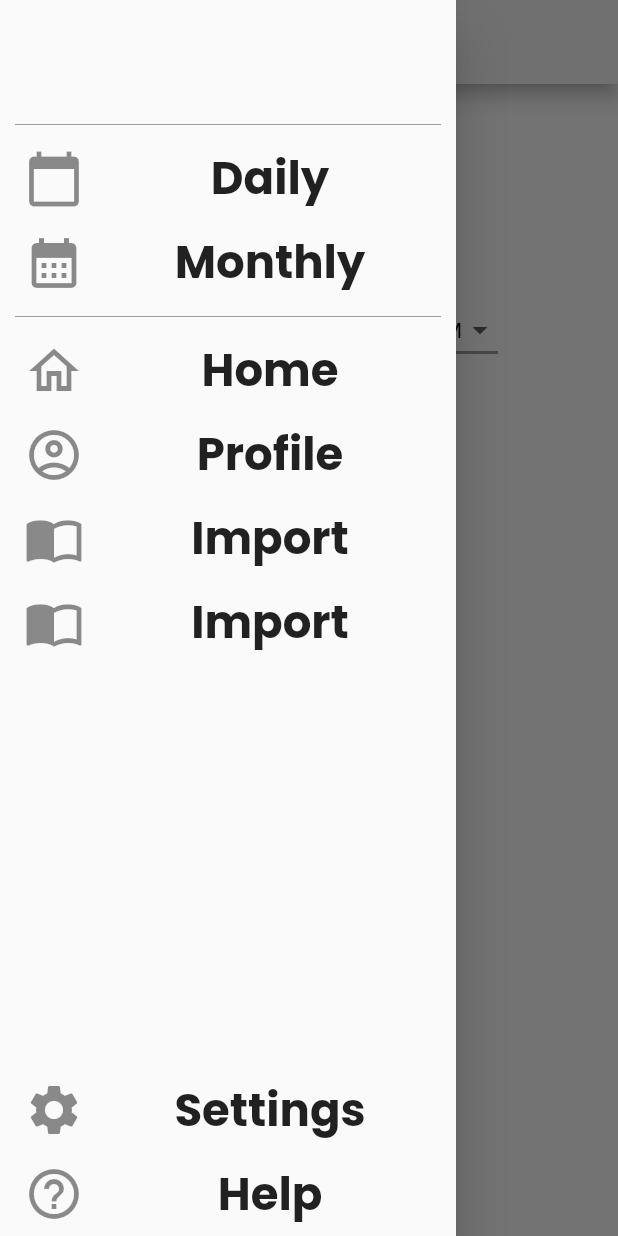
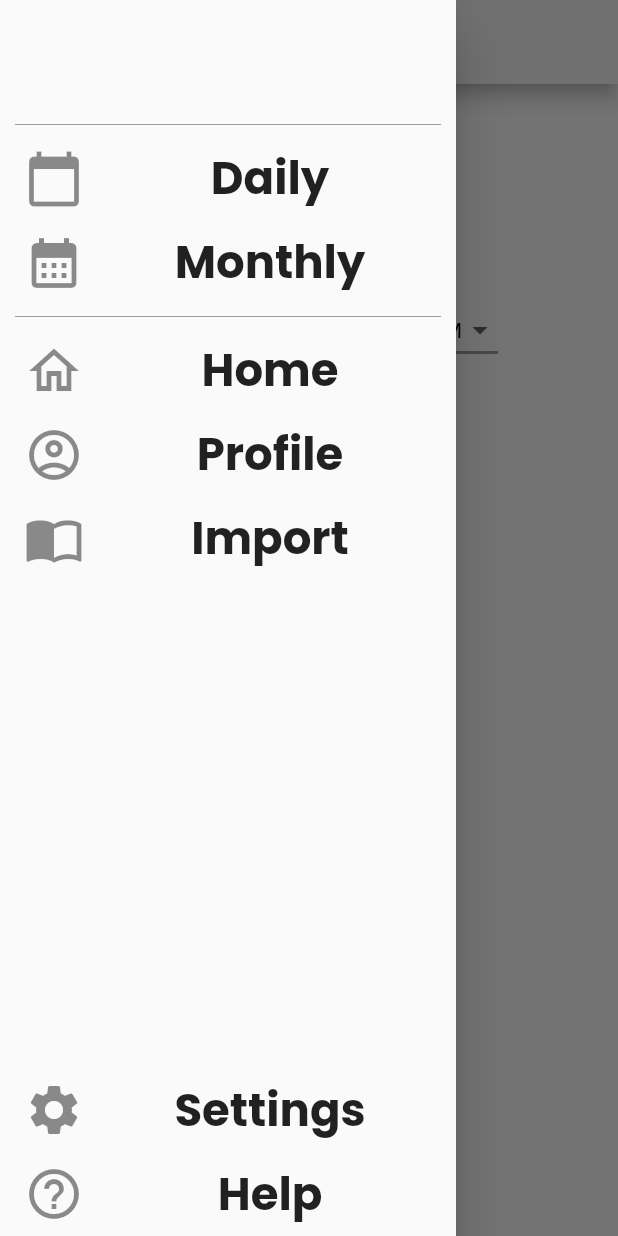
Before and after one commit to ucd-seniorDesign2324/Neuro-Nudge-Flutter-Project, a Flutter app: the SettingsPage screen opened directly, with the side drawer open, on a phone screen of 412 x 824 dp. Run offline on Flutter 3.47's test engine with Material 3 defaults, Android fonts, the phone set to English and light mode, and no system bars; our stand-ins replace firebase_core, gap, google_fonts, material_floating_search_bar_2, shared_preferences, syncfusion_flutter_calendar; accounts and stored records are empty.

Commit message:
Fix merge conflicts

```diff
--- a/lib/methods/drawer_menu.dart
+++ b/lib/methods/drawer_menu.dart
@@ -129,28 +129,6 @@ Drawer drawerMenuBuilder(BuildContext context) {
                 );
               },
             ),
-            ListTile(
-              leading: const Icon(
-                Icons.import_contacts,
-                size: 40,
-              ),
-              title: const Center(
-                child: Text(
-                  'Import',
-                  style: TextStyle(
-                    fontWeight: FontWeight.bold,
-                    fontSize: 30.0
-                  )
-                )
-              ),
-              onTap: () {
-                Navigator.pop(context);
-                Navigator.push(
-                    context,
-                    MaterialPageRoute(builder: (context) => const ImportCalendarPage()),
-                );
-              },
-            ),
 
 
             Expanded(
```
Also changed, not shown: 2 other files.
